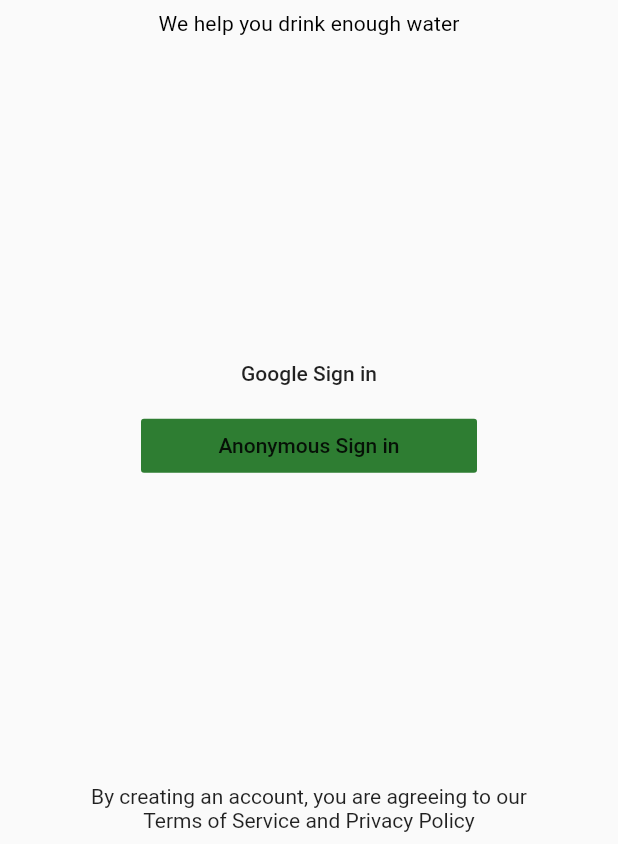
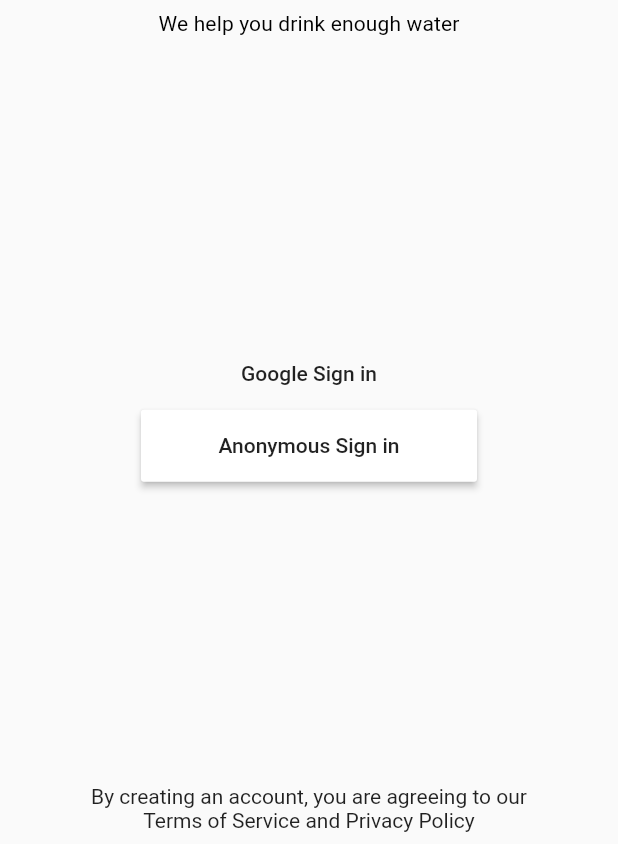
Before and after one commit to RobertBrunhage/water_reminder_app_youtube, a Flutter app: the screen it shows after launch, on a phone screen of 412 x 824 dp, the part 392-1236 px from its top. Run offline on Flutter 3.47's test engine with Material 2 defaults, Android fonts, the phone set to English and light mode, and no system bars; our stand-ins replace cloud_firestore, firebase_auth, flutter_local_notifications, google_sign_in, rxdart; accounts and stored records are empty.

Commit message:
color fixes

```diff
--- a/lib/main.dart
+++ b/lib/main.dart
@@ -28,7 +28,9 @@ class WaterReminderApp extends StatelessWidget {
         debugShowCheckedModeBanner: false,
         title: 'Water Reminder',
         theme: ThemeData(
-          primarySwatch: Colors.blue,
+          brightness: Brightness.light,
+          primaryColor: Colors.white,
+          accentColor: Colors.blue,
         ),
         home: RootPage(),
       ),
--- a/lib/src/home/page_container.dart
+++ b/lib/src/home/page_container.dart
@@ -68,6 +68,7 @@ class _PageContainerState extends State<PageContainer> {
       ),
       body: _children[_currentIndex],
       bottomNavigationBar: BottomNavigationBar(
+        selectedItemColor: Theme.of(context).accentColor,
         onTap: (index) {
           setState(() => _currentIndex = index);
         },
--- a/lib/src/pages/create_notification_page.dart
+++ b/lib/src/pages/create_notification_page.dart
@@ -36,12 +36,14 @@ class _CreateNotificationPageState extends State<CreateNotificationPage> {
                     CustomInputField(
                       controller: _titleController,
                       hintText: 'Title',
+                      inputType: TextInputType.text,
                       autoFocus: true,
                     ),
                     SizedBox(height: 12),
                     CustomInputField(
                       controller: _descriptionController,
                       hintText: 'Description',
+                      inputType: TextInputType.text,
                       autoFocus: true,
                     ),
                     SizedBox(height: 12),
@@ -94,11 +96,13 @@ class CustomInputField extends StatelessWidget {
     Key key,
     @required this.controller,
     @required this.hintText,
+    @required this.inputType,
     this.autoFocus,
   }) : super(key: key);
 
   final TextEditingController controller;
   final String hintText;
+  final TextInputType inputType;
   final bool autoFocus;
 
   @override
--- a/lib/src/widgets/buttons/anonymous_sign_in_button.dart
+++ b/lib/src/widgets/buttons/anonymous_sign_in_button.dart
@@ -12,9 +12,10 @@ class AnonymousSignInButton extends StatelessWidget {
     final authBloc = Provider.of<AuthBloc>(context);
     return ButtonTheme(
       minWidth: 224,
-      child: FlatButton(
+      height: 48,
+      child: RaisedButton(
         onPressed: authBloc.signInAnonymously,
-        color: Colors.green.shade800,
+        color: Colors.white,
         child: Text('Anonymous Sign in'),
       ),
     );
--- a/lib/src/widgets/buttons/google_sign_in_button.dart
+++ b/lib/src/widgets/buttons/google_sign_in_button.dart
@@ -12,6 +12,7 @@ class GoogleSignInButton extends StatelessWidget {
   Widget build(BuildContext context) {
     return ButtonTheme(
       minWidth: 224,
+      height: 48,
       child: FlatButton(
         onPressed: onPressed,
         child: Text('Google Sign in'),
```
Also changed, not shown: lib/src/widgets/buttons/custom_wide_flat_button.dart (+5 -3 lines), lib/src/widgets/popups/custom_amount_popup.dart (+7 -21 lines).
